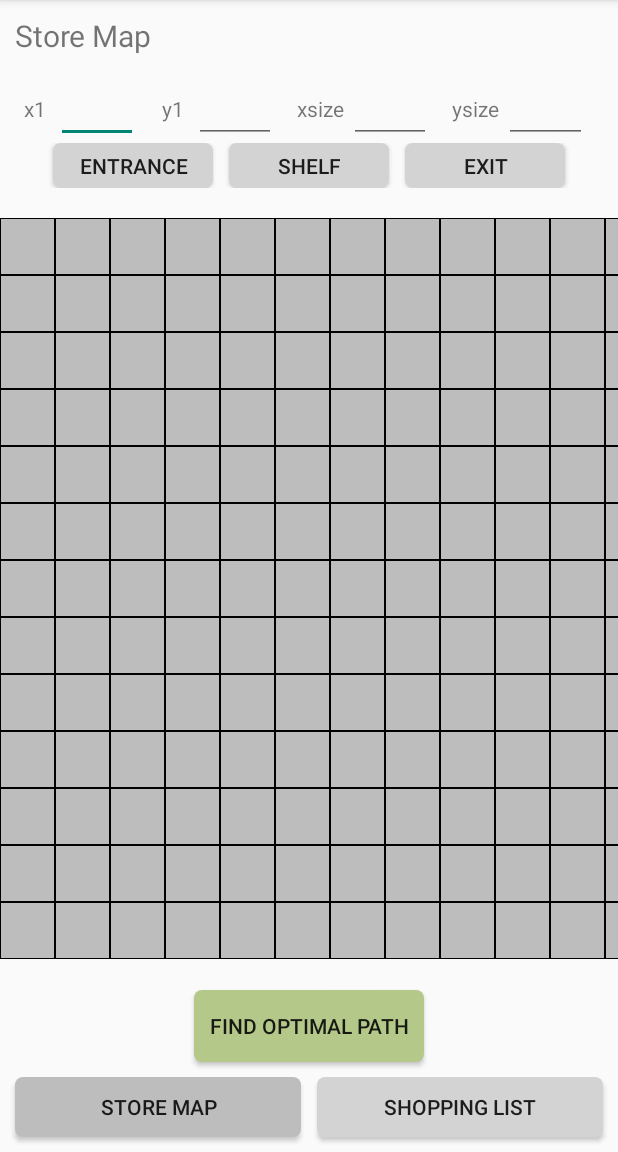
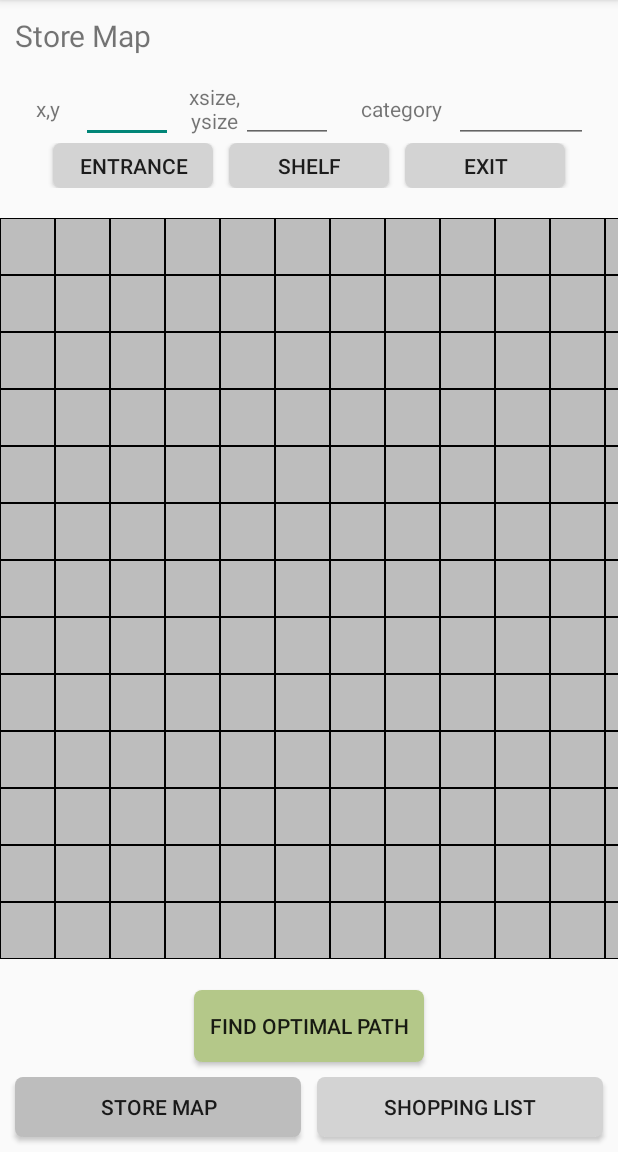
Before and after one commit to liubryann/shop-circuit, an Android app: the MapActivity screen opened directly, with no data from a screen before it, after a tap on "SHELF", on a phone screen of 412 x 824 dp, the part 84-1236 px from its top. Run offline under Robolectric (Android 15) with nearby library versions, the phone set to English and light mode, and no system bars.

Commit message:
Bryan Liu: i dont even remember what I did its 6:30am

```diff
--- a/app/src/main/java/com/uoft/hacks/seven/shopcircuit/map/Map.java
+++ b/app/src/main/java/com/uoft/hacks/seven/shopcircuit/map/Map.java
@@ -41,6 +41,10 @@ public class Map {
 
     numShelf = 0;
     shortestDistance = Integer.MAX_VALUE;
+  }
+
+  public List<Shelf> getShelves(){
+    return shelves;
   }
 
   public int[][] getGrid(){
@@ -465,7 +469,7 @@ public class Map {
     return distance;
   }
 
-  private void findPath(List<Pair<Integer, Integer>> nodes, double distance, ArrayList<Stack> path) {
+  public void findPath(List<Pair<Integer, Integer>> nodes, double distance, ArrayList<Stack> path) {
 
     if (nodes.isEmpty() && distance < shortestDistance) {
       shortestDistance = distance;
--- a/app/src/main/java/com/uoft/hacks/seven/shopcircuit/map/MapActivity.java
+++ b/app/src/main/java/com/uoft/hacks/seven/shopcircuit/map/MapActivity.java
@@ -2,6 +2,7 @@ package com.uoft.hacks.seven.shopcircuit.map;
 
 import android.os.Bundle;
 import android.text.InputType;
+import android.util.Pair;
 import android.view.View;
 import android.widget.Button;
 import android.widget.EditText;
@@ -10,36 +11,43 @@ import android.widget.TableRow;
 import androidx.annotation.Nullable;
 import androidx.appcompat.app.AppCompatActivity;
 import com.uoft.hacks.seven.shopcircuit.R;
+import com.uoft.hacks.seven.shopcircuit.shoppinglist.Item;
+import com.uoft.hacks.seven.shopcircuit.shoppinglist.ShoppingList;
 import com.uoft.hacks.seven.shopcircuit.shoppinglist.ShoppingListButton;
+import java.io.StringBufferInputStream;
 import java.util.ArrayList;
 import java.util.Arrays;
 import java.util.List;
+import java.util.Stack;
 
 public class MapActivity extends AppCompatActivity {
   Button mapToShoppingList;
   TableLayout matrix;
-  EditText x1, y1, xSize, ySize;
-  String[] categories ={"Fruits", "Meats", "Electronics", "Furniture", "Toiletries" };
-  List<String> list = Arrays.asList(categories);
-
+  EditText xy, xy2, category;
 
   int N = 13;
   private Map map;
+  private ShoppingList shoppingList;
+  ArrayList<Item> itemList;
+  List<Shelf> shelves;
+  List<Pair<Integer, Integer>> nodes;
+  ArrayList<Stack> path = new ArrayList<>();
+
 
   @Override
   protected void onCreate(@Nullable Bundle savedInstanceState) {
     super.onCreate(savedInstanceState);
     setContentView(R.layout.map_layout);
     map = new Map( N, N);
+    shelves = map.getShelves();
+    shoppingList = new ShoppingList();
+    itemList = shoppingList.getShoppingList();
+    nodes = new ArrayList<>();
 
-    x1 = findViewById(R.id.x1);
-    y1 = findViewById(R.id.y1);
-    xSize = findViewById(R.id.xsize);
-    ySize = findViewById(R.id.ysize);
-    x1.setTransformationMethod(null);
-    y1.setTransformationMethod(null);
-    xSize.setTransformationMethod(null);
-    ySize.setTransformationMethod(null );
+
+    xy = findViewById(R.id.xy);
+    xy2 = findViewById(R.id.xy2);
+    category = findViewById(R.id.category);
 
 
     mapToShoppingList = findViewById(R.id.mapToShoppingListButton);
@@ -51,19 +59,16 @@ public class MapActivity extends AppCompatActivity {
 
   //-1
   public void addEntrance(View v){
-    String sX1 = x1.getText().toString();
-    String sY1 = y1.getText().toString();
-    String sXSize = xSize.getText().toString();
-    String sYSize = ySize.getText().toString();
+    String sXY = xy.getText().toString();
+    String sXY2 = xy2.getText().toString();
 
     int parsedX1, parsedY1, parsedXSize, parsedYSize;
 
-    if (!(sX1.equals("") || sY1.equals("") || sXSize.equals("") || sYSize.equals(""))){
-      parsedX1 = Integer.parseInt(sX1);
-      parsedY1 = Integer.parseInt(sY1);
-      parsedXSize = Integer.parseInt(sXSize);
-      parsedYSize = Integer.parseInt(sYSize);
-
+    if (!(sXY.equals("") || sXY2.equals(""))){
+      parsedX1 = Integer.parseInt(sXY.substring(0, sXY.indexOf(",")));
+      parsedY1 = Integer.parseInt(sXY.substring(sXY.indexOf(",") + 1));
+      parsedXSize = Integer.parseInt(sXY2.substring(0, sXY2.indexOf(",")));
+      parsedYSize = Integer.parseInt(sXY2.substring(sXY2.indexOf(",")+1));
     }
     else{
       return;
@@ -73,26 +78,24 @@ public class MapActivity extends AppCompatActivity {
 
     fillTable(N, map.getGrid(), matrix);
 
-    x1.setText("");
-    y1.setText("");
-    xSize.setText("");
-    ySize.setText("");
+    xy.setText("");
+    xy2.setText("");
+    category.setText("");
   }
 
   //-2
   public void addExit(View v){
-    String sX1 = x1.getText().toString();
-    String sY1 = y1.getText().toString();
-    String sXSize = xSize.getText().toString();
-    String sYSize = ySize.getText().toString();
+    String sXY = xy.getText().toString();
+    String sXY2 = xy2.getText().toString();
 
     int parsedX1, parsedY1, parsedXSize, parsedYSize;
 
-    if (!(sX1.equals("") || sY1.equals("") || sXSize.equals("") || sYSize.equals(""))){
-      parsedX1 = Integer.parseInt(sX1);
-      parsedY1 = Integer.parseInt(sY1);
-      parsedXSize = Integer.parseInt(sXSize);
-      parsedYSize = Integer.parseInt(sYSize);
+    if (!(sXY.equals("") || sXY2.equals(""))){
+      parsedX1 = Integer.parseInt(sXY.substring(0, sXY.indexOf(",")));
+      parsedY1 = Integer.parseInt(sXY.substring(sXY.indexOf(",") + 1));
+      parsedXSize = Integer.parseInt(sXY2.substring(0, sXY2.indexOf(",")));
+      parsedYSize = Integer.parseInt(sXY2.substring(sXY2.indexOf(":") + 1));
+
     }
     else{
       return;
@@ -101,40 +104,52 @@ public class MapActivity extends AppCompatActivity {
     map.addDoor(parsedX1, parsedY1, parsedXSize, parsedYSize, true);
 
     fillTable(N, map.getGrid(), matrix);
-    x1.setText("");
-    y1.setText("");
-    xSize.setText("");
-    ySize.setText("");
+
+    xy.setText("");
+    xy2.setText("");
+    category.setText("");
   }
 
-  public void addShelf(View v){
-    String sX1 = x1.getText().toString();
-    String sY1 = y1.getText().toString();
-    String sXSize = xSize.getText().toString();
-    String sYSize = ySize.getText().toString();
+  public void addShelf(View v) {
+    String sXY = xy.getText().toString();
+    String sXY2 = xy2.getText().toString();
+    String sCategory = category.getText().toString();
 
     int parsedX1, parsedY1, parsedXSize, parsedYSize;
 
-    if (!(sX1.equals("") || sY1.equals("") || sXSize.equals("") || sYSize.equals(""))){
-      parsedX1 = Integer.parseInt(sX1);
-      parsedY1 = Integer.parseInt(sY1);
-      parsedXSize = Integer.parseInt(sXSize);
-      parsedYSize = Integer.parseInt(sYSize);
-
-    }
-    else{
+    if (!(sXY.equals("") || sXY2.equals("") || sCategory.equals(""))) {
+      parsedX1 = Integer.parseInt(sXY.substring(0, sXY.indexOf(",")));
+      parsedY1 = Integer.parseInt(sXY.substring(sXY.indexOf(",")+1));
+      parsedXSize = Integer.parseInt(sXY2.substring(0, sXY2.indexOf(",")));
+      parsedYSize = Integer.parseInt(sXY2.substring(sXY2.indexOf(",")+1));
+    } else {
       return;
     }
+    ArrayList<String> list = new ArrayList<>();
+    list.add(sCategory);
 
     map.addShelf(parsedX1, parsedY1, parsedXSize, parsedYSize, list);
 
     fillTable(N, map.getGrid(), matrix);
 
-    x1.setText("");
-    y1.setText("");
-    xSize.setText("");
-    ySize.setText("");
+    xy.setText("");
+    xy2.setText("");
+    category.setText("");
+  }
 
+  public void findPath(View v){
+    for (Item item: itemList){
+      for (Shelf shelf : shelves){
+        for (String category : shelf.getCategories()){
+          if (item.getCategory().equals(category)){
+            nodes.add(shelf.getPosition());
+          }
+        }
+      }
+    }
+
+
+    map.findPath(nodes, 0, path);
 
   }
 
--- a/app/src/main/java/com/uoft/hacks/seven/shopcircuit/shoppinglist/ShoppingList.java
+++ b/app/src/main/java/com/uoft/hacks/seven/shopcircuit/shoppinglist/ShoppingList.java
@@ -4,11 +4,7 @@ import java.util.ArrayList;
 import java.util.Iterator;
 
 public class ShoppingList {
-  private ArrayList<Item> shoppingList;
-
-  public ShoppingList(){
-    shoppingList = new ArrayList<>();
-  }
+  private static ArrayList<Item> shoppingList = new ArrayList<>();
 
   public void addItemToList(Item item){
     shoppingList.add(item);
--- a/app/src/main/res/layout/map_layout.xml
+++ b/app/src/main/res/layout/map_layout.xml
@@ -28,59 +28,43 @@
       android:layout_width="0dp"
       android:layout_height="match_parent"
       android:layout_weight="0.05"
-      android:text="@string/x1"
+      android:text="@string/xy"
       android:gravity="center"/>
 
     <EditText
-      android:id="@+id/x1"
+      android:id="@+id/xy"
+      android:layout_width="0dp"
+      android:layout_height="wrap_content"
+      android:layout_weight="0.07"
+      android:layout_marginEnd="10dp"
+      />
+    <TextView
+      android:layout_width="0dp"
+      android:layout_height="match_parent"
+      android:layout_weight="0.04"
+      android:text="@string/xy2"
+      android:gravity="center"/>
+
+    <EditText
+      android:id="@+id/xy2"
+      android:layout_width="0dp"
+      android:layout_height="wrap_content"
+      android:layout_weight="0.07"
+      android:layout_marginEnd="10dp" />
+    <TextView
+    android:layout_width="0dp"
+    android:layout_height="match_parent"
+    android:layout_weight="0.08"
+    android:text="@string/lCategory"
+    android:gravity="center"/>
+
+    <EditText
+      android:id="@+id/category"
       android:layout_width="0dp"
       android:layout_height="wrap_content"
       android:layout_weight="0.1"
-      android:layout_marginEnd="10dp"
-      android:inputType="numberPassword"/>
-    <TextView
-      android:layout_width="0dp"
-      android:layout_height="match_parent"
-      android:layout_weight="0.05"
-      android:text="@string/y1"
-      android:gravity="center"/>
+      android:layout_marginEnd="10dp" />
 
-    <EditText
-      android:id="@+id/y1"
-      android:layout_width="0dp"
-      android:layout_height="wrap_content"
-      android:layout_weight="0.1"
-      android:layout_marginEnd="10dp"
-      android:inputType="numberPassword"/>
-    <TextView
-    android:layout_width="0dp"
-    android:layout_height="match_parent"
-    android:layout_weight="0.07"
-    android:text="@string/xsize"
-    android:gravity="center"/>
-
-    <EditText
-      android:id="@+id/xsize"
-      android:layout_width="0dp"
-      android:layout_height="wrap_content"
-      android:layout_weight="0.1"
-      android:layout_marginEnd="10dp"
-      android:inputType="numberPassword" />
-
-    <TextView
-      android:layout_width="0dp"
-      android:layout_height="match_parent"
-      android:layout_weight="0.07"
-      android:text="@string/ysize"
-      android:gravity="center"/>
-
-    <EditText
-      android:id="@+id/ysize"
-      android:layout_width="0dp"
-      android:layout_height="wrap_content"
-      android:layout_weight="0.1"
-      android:layout_marginEnd="10dp"
-      android:inputType="numberPassword"/>
 
   </LinearLayout>
 
@@ -137,6 +121,7 @@
     android:backgroundTint="@color/colorPrimary"
     android:paddingStart="10dp"
     android:paddingEnd="10dp"
+    android:onClick="findPath"
     />
 
 
--- a/app/src/main/res/values/strings.xml
+++ b/app/src/main/res/values/strings.xml
@@ -17,5 +17,8 @@
   <string name="y1">y1</string>
   <string name="xsize">xsize</string>
   <string name="ysize">ysize</string>
+  <string name="xy">x,y</string>
+  <string name="xy2">xsize,ysize</string>
+  <string name="lCategory">category</string>
 
 </resources>
```
